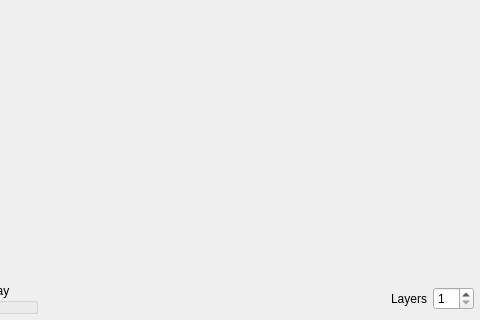
Qt form src/Common/gui/LooperWindow.ui (elieserdejesus/JamTaba) before a commit; both pictures show x 220 to 700 and y 180 to 500 of the 700 by 500 pixel window.
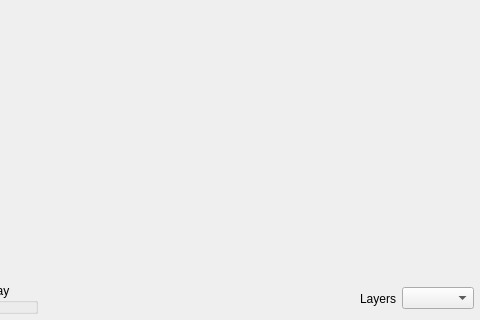
The same form after that commit. Icons and pictures are not drawn.

Commit message: Using a combobox to change max layers

What changed in the file:
```diff
--- a/src/Common/gui/LooperWindow.ui
+++ b/src/Common/gui/LooperWindow.ui
@@ -298,11 +298,7 @@
          </widget>
         </item>
         <item>
-         <widget class="QSpinBox" name="maxLayersSpinBox">
-          <property name="minimum">
-           <number>1</number>
-          </property>
-         </widget>
+         <widget class="QComboBox" name="maxLayersComboBox"/>
         </item>
        </layout>
       </item>
```
The commit also changes 1 other file.
